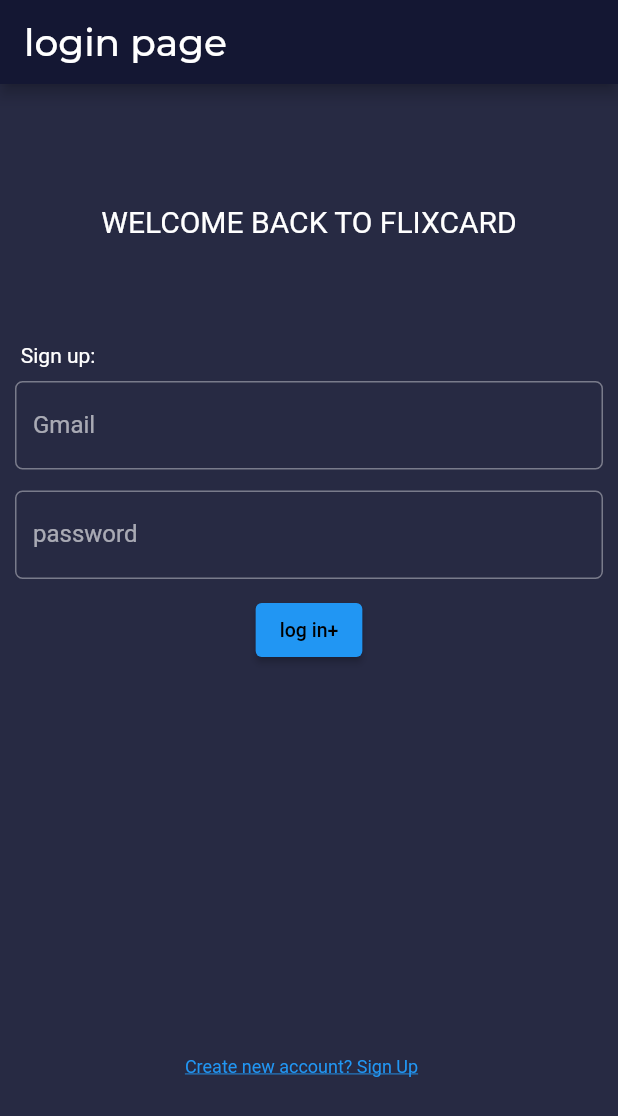
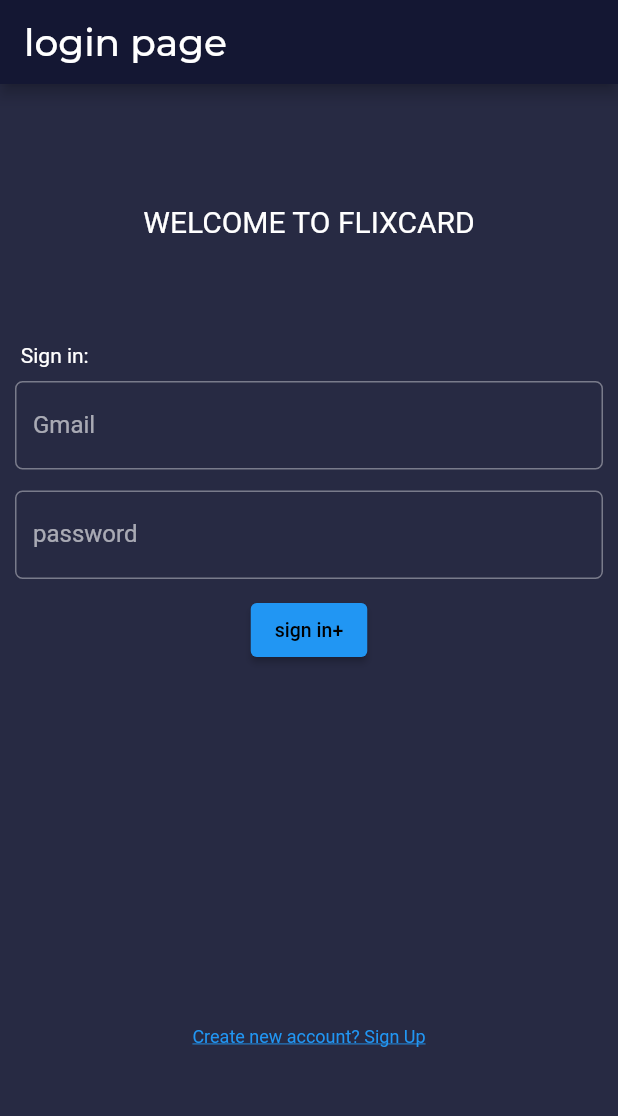
Before and after one commit to RedCape-Studios/flixcard, a Flutter app: the screen it shows after launch, on a phone screen of 412 x 824 dp. Shown: the top 1116 px of the screen. Run offline on Flutter 3.47's test engine with Material 2 defaults, Android fonts, the phone set to English and light mode, and no system bars.

Commit message:
login page updated , comments removed

```diff
--- a/lib/main.dart
+++ b/lib/main.dart
@@ -24,7 +24,7 @@
             title: 'FlixCard',
             theme: model.theme,
             routes: {
-              '/login': (context) => SignUpRoute(),
+              '/login': (context) => LogInRoute(),
               '/home': (context) => HomeRoute(),
               '/search': (context) => SearchRoute(),
             },
--- a/lib/routes/login.dart
+++ b/lib/routes/login.dart
@@ -125,33 +125,6 @@
                       }
                     }),
               )),
-              // Align(
-              //     alignment: Alignment.bottomRight,
-              //     child: Padding(
-              //       padding: EdgeInsets.only(right: 10, top: 20, bottom: 10),
-              //       child: GestureDetector(
-              //         onTap: () {
-              //           // Navigator.pop(context);
-              //           Navigator.push(context,
-              //               MaterialPageRoute(builder: (context) {
-              //             return Scaffold(
-              //                 appBar: AppBar(
-              //                   title: Text("Login page:",
-              //                       style: TextStyle(
-              //                         fontSize: 25,
-              //                       )),
-              //                 ),
-              //                 body: LogInRoute());
-              //           }));
-              //         },
-              //         child: Text('Existing account? log in',
-              //             style: TextStyle(
-              //               decoration: TextDecoration.underline,
-              //               color: Colors.blue,
-              //               fontSize: 12,
-              //             )),
-              //       ),
-              //     ))
             ])));
   }
 }
@@ -167,8 +140,8 @@
   String gmail = "";
   String password = "";
   var _formKey = GlobalKey<FormState>();
-  static TextEditingController gmailController = TextEditingController();
-  static TextEditingController passwordController = TextEditingController();
+  static TextEditingController gmailController1 = TextEditingController();
+  static TextEditingController passwordController1 = TextEditingController();
 
   @override
   Widget build(BuildContext context) {
@@ -181,16 +154,16 @@
                   alignment: Alignment.center,
                   child: Padding(
                       padding: EdgeInsets.only(top: 80, bottom: 50),
-                      child: Text("WELCOME BACK TO FLIXCARD",
+                      child: Text("WELCOME TO FLIXCARD",
                           style: TextStyle(fontSize: 20)))),
               Padding(
                   padding: EdgeInsets.only(top: 20, bottom: 2),
-                  child: Text("    Sign up:")),
+                  child: Text("    Sign in:")),
               Padding(
                   padding: EdgeInsets.only(
                       top: 7.0, bottom: 7.0, left: 10.0, right: 10.0),
                   child: TextFormField(
-                    controller: gmailController,
+                    controller: gmailController1,
                     validator: (String? value) {
                       if (value!.isEmpty) {
                         return "please enter your gmail id";
@@ -214,7 +187,7 @@
                     top: 7.0, bottom: 7.0, left: 10.0, right: 10.0),
                 child: TextFormField(
                   obscureText: true,
-                  controller: passwordController,
+                  controller: passwordController1,
                   validator: (String? value) {
                     if (value!.isEmpty) {
                       return "please enter your password";
@@ -240,7 +213,7 @@
                 padding:
                     EdgeInsets.only(top: 3, bottom: 240, left: 10, right: 10),
                 child: ElevatedButton(
-                    child: Text("log in+",
+                    child: Text("sign in+",
                         textDirection: TextDirection.ltr,
                         style: TextStyle(
                           decoration: TextDecoration.none,
@@ -260,15 +233,14 @@
               Align(
                   alignment: Alignment.bottomCenter,
                   child: Padding(
-                    padding: EdgeInsets.only(right: 10, top: 20, bottom: 10),
+                    padding: EdgeInsets.only(bottom: 30),
                     child: GestureDetector(
                       onTap: () {
-                        // Navigator.pop(context);
                         Navigator.push(context,
                             MaterialPageRoute(builder: (context) {
                           return Scaffold(
                               appBar: AppBar(
-                                title: Text("Login page:",
+                                title: Text("Login page",
                                     style: TextStyle(
                                       fontSize: 25,
                                     )),
```
